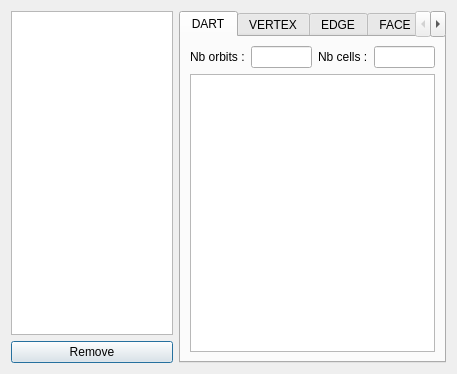
The window that SCHNApps/forms/mapsDialog.ui (cgogn/CGoGN) describes before a commit, drawn with Qt 5.
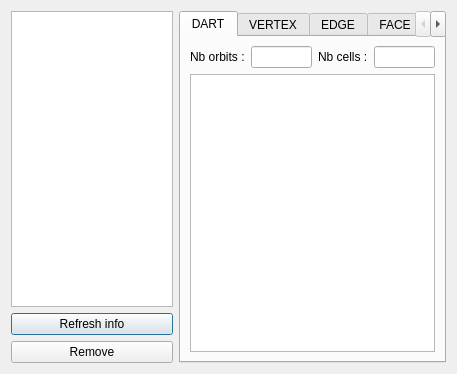
The same window after the commit.

The edit to the form file:
```diff
--- a/SCHNApps/forms/mapsDialog.ui
+++ b/SCHNApps/forms/mapsDialog.ui
@@ -27,7 +27,14 @@
       </widget>
      </item>
      <item>
-      <widget class="QPushButton" name="removeMapButton">
+      <widget class="QPushButton" name="button_refreshMapInfo">
+       <property name="text">
+        <string>Refresh info</string>
+       </property>
+      </widget>
+     </item>
+     <item>
+      <widget class="QPushButton" name="button_removeMap">
        <property name="text">
         <string>Remove</string>
        </property>
```
